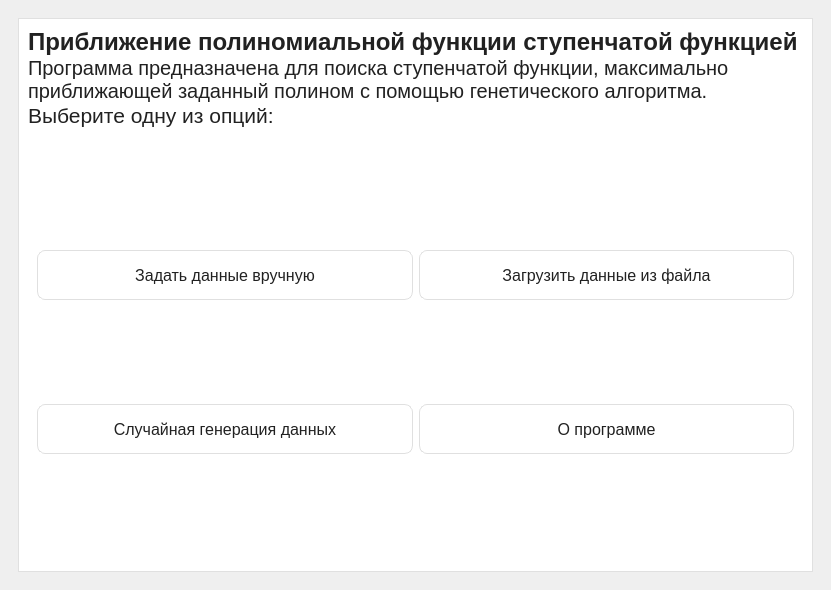
Above: src/GUI/welcome.ui from AlekseyShuvalov/Practice_26 before the change. Below: the same form after it.
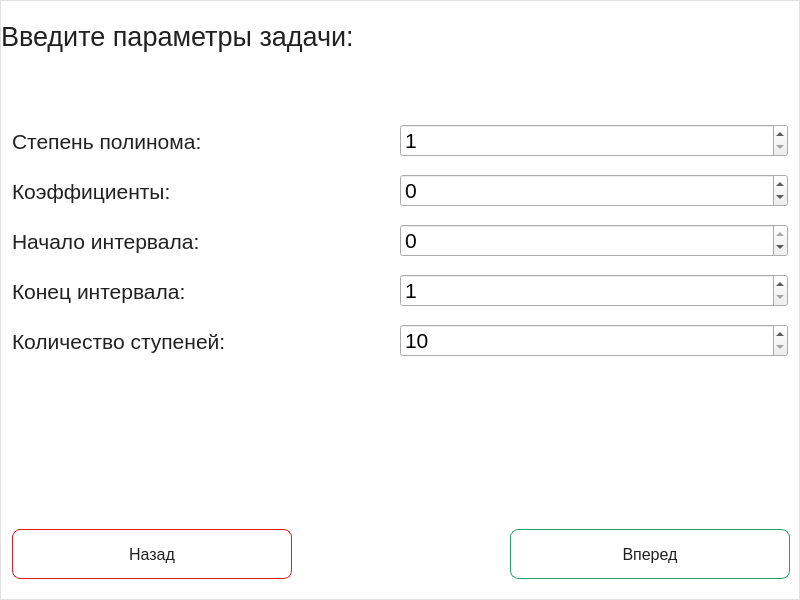
That is the form after the change.

Diff of the .ui file:
```diff
--- a/src/GUI/welcome.ui
+++ b/src/GUI/welcome.ui
@@ -6,21 +6,57 @@
    <rect>
     <x>0</x>
     <y>0</y>
-    <width>831</width>
-    <height>590</height>
+    <width>800</width>
+    <height>600</height>
    </rect>
   </property>
+  <property name="minimumSize">
+   <size>
+    <width>800</width>
+    <height>600</height>
+   </size>
+  </property>
   <property name="windowTitle">
    <string>MainWindow</string>
   </property>
   <widget class="QWidget" name="centralwidget">
-   <layout class="QHBoxLayout" name="horizontalLayout">
+   <layout class="QVBoxLayout" name="verticalLayout_7">
+    <property name="spacing">
+     <number>0</number>
+    </property>
+    <property name="leftMargin">
+     <number>0</number>
+    </property>
+    <property name="topMargin">
+     <number>0</number>
+    </property>
+    <property name="rightMargin">
+     <number>0</number>
+    </property>
+    <property name="bottomMargin">
+     <number>0</number>
+    </property>
     <item>
      <widget class="QStackedWidget" name="stackedWidget">
-      <widget class="QWidget" name="page">
+      <property name="currentIndex">
+       <number>1</number>
+      </property>
+      <widget class="QWidget" name="welcomePage">
        <layout class="QHBoxLayout" name="horizontalLayout_4">
         <item>
          <widget class="QFrame" name="mainCard">
+          <property name="sizePolicy">
+           <sizepolicy hsizetype="Minimum" vsizetype="Minimum">
+            <horstretch>0</horstretch>
+            <verstretch>0</verstretch>
+           </sizepolicy>
+          </property>
+          <property name="minimumSize">
+           <size>
+            <width>800</width>
+            <height>0</height>
+           </size>
+          </property>
           <property name="styleSheet">
            <string notr="true">QFrame#mainCard {
     background-color: #FFFFFF;
@@ -33,14 +69,11 @@
           <property name="frameShadow">
            <enum>QFrame::Shadow::Raised</enum>
           </property>
-          <layout class="QVBoxLayout" name="verticalLayout_4">
+          <layout class="QVBoxLayout" name="verticalLayout_5">
            <item>
-            <layout class="QVBoxLayout" name="verticalLayout_2" stretch="0,0,0">
+            <layout class="QVBoxLayout" name="verticalLayout">
              <property name="spacing">
-              <number>0</number>
-             </property>
-             <property name="sizeConstraint">
-              <enum>QLayout::SizeConstraint::SetMaximumSize</enum>
+              <number>20</number>
              </property>
              <property name="leftMargin">
               <number>0</number>
@@ -48,12 +81,6 @@
              <property name="topMargin">
               <number>0</number>
              </property>
-             <property name="rightMargin">
-              <number>0</number>
-             </property>
-             <property name="bottomMargin">
-              <number>9</number>
-             </property>
              <item>
               <widget class="QLabel" name="titleLabel">
                <property name="sizePolicy">
@@ -82,7 +109,7 @@
                 <string>Приближение полиномиальной функции ступенчатой функцией</string>
                </property>
                <property name="alignment">
-                <set>Qt::AlignmentFlag::AlignJustify|Qt::AlignmentFlag::AlignTop</set>
+                <set>Qt::AlignmentFlag::AlignJustify|Qt::AlignmentFlag::AlignVCenter</set>
                </property>
               </widget>
              </item>
@@ -122,14 +149,14 @@
              <item>
               <widget class="QLabel" name="choiseLabel">
                <property name="sizePolicy">
-                <sizepolicy hsizetype="Preferred" vsizetype="Maximum">
+                <sizepolicy hsizetype="Minimum" vsizetype="Maximum">
                  <horstretch>0</horstretch>
                  <verstretch>0</verstretch>
                 </sizepolicy>
                </property>
                <property name="minimumSize">
                 <size>
-                 <width>773</width>
+                 <width>0</width>
                  <height>0</height>
                 </size>
                </property>
@@ -151,6 +178,21 @@
            </item>
            <item>
             <widget class="QFrame" name="buttonsFrame">
+             <property name="sizePolicy">
+              <sizepolicy hsizetype="Fixed" vsizetype="Fixed">
+               <horstretch>0</horstretch>
+               <verstretch>0</verstretch>
+              </sizepolicy>
+             </property>
+             <property name="minimumSize">
+              <size>
+               <width>780</width>
+               <height>287</height>
+              </size>
+             </property>
+             <property name="toolTipDuration">
+              <number>0</number>
+             </property>
              <property name="styleSheet">
               <string notr="true">QPushButton {
     background-color: #FFFFFF;
@@ -170,79 +212,100 @@
     color: #FFFFFF;
 }</string>
              </property>
-             <layout class="QHBoxLayout" name="horizontalLayout_2">
-              <item>
-               <layout class="QGridLayout" name="gridLayout">
-                <item row="0" column="0">
-                 <widget class="QPushButton" name="startButton">
-                  <property name="enabled">
-                   <bool>true</bool>
-                  </property>
-                  <property name="minimumSize">
-                   <size>
-                    <width>280</width>
-                    <height>50</height>
-                   </size>
-                  </property>
-                  <property name="styleSheet">
-                   <string notr="true"/>
-                  </property>
-                  <property name="text">
-                   <string>Задать данные вручную</string>
-                  </property>
-                 </widget>
-                </item>
-                <item row="0" column="1">
-                 <widget class="QPushButton" name="loadButton">
-                  <property name="minimumSize">
-                   <size>
-                    <width>280</width>
-                    <height>50</height>
-                   </size>
-                  </property>
-                  <property name="styleSheet">
-                   <string notr="true"/>
-                  </property>
-                  <property name="text">
-                   <string>Загрузить данные из файла</string>
-                  </property>
-                 </widget>
-                </item>
-                <item row="1" column="0">
-                 <widget class="QPushButton" name="randomButton">
-                  <property name="minimumSize">
-                   <size>
-                    <width>280</width>
-                    <height>50</height>
-                   </size>
-                  </property>
-                  <property name="styleSheet">
-                   <string notr="true"/>
-                  </property>
-                  <property name="text">
-                   <string>Случайная генерация данных</string>
-                  </property>
-                 </widget>
-                </item>
-                <item row="1" column="1">
-                 <widget class="QPushButton" name="aboutButton">
-                  <property name="minimumSize">
-                   <size>
-                    <width>280</width>
-                    <height>50</height>
-                   </size>
-                  </property>
-                  <property name="styleSheet">
-                   <string notr="true"/>
-                  </property>
-                  <property name="text">
-                   <string>О программе</string>
-                  </property>
-                 </widget>
-                </item>
-               </layout>
-              </item>
-             </layout>
+             <widget class="QWidget" name="layoutWidget">
+              <property name="geometry">
+               <rect>
+                <x>10</x>
+                <y>30</y>
+                <width>751</width>
+                <height>241</height>
+               </rect>
+              </property>
+              <layout class="QGridLayout" name="gridLayout">
+               <property name="horizontalSpacing">
+                <number>35</number>
+               </property>
+               <property name="verticalSpacing">
+                <number>0</number>
+               </property>
+               <item row="2" column="0">
+                <widget class="QPushButton" name="randomButton">
+                 <property name="minimumSize">
+                  <size>
+                   <width>280</width>
+                   <height>50</height>
+                  </size>
+                 </property>
+                 <property name="styleSheet">
+                  <string notr="true"/>
+                 </property>
+                 <property name="text">
+                  <string>Случайная генерация данных</string>
+                 </property>
+                </widget>
+               </item>
+               <item row="0" column="0">
+                <widget class="QPushButton" name="startButton">
+                 <property name="enabled">
+                  <bool>true</bool>
+                 </property>
+                 <property name="minimumSize">
+                  <size>
+                   <width>280</width>
+                   <height>50</height>
+                  </size>
+                 </property>
+                 <property name="styleSheet">
+                  <string notr="true"/>
+                 </property>
+                 <property name="text">
+                  <string>Задать данные вручную</string>
+                 </property>
+                </widget>
+               </item>
+               <item row="0" column="1">
+                <widget class="QPushButton" name="loadButton">
+                 <property name="minimumSize">
+                  <size>
+                   <width>280</width>
+                   <height>50</height>
+                  </size>
+                 </property>
+                 <property name="styleSheet">
+                  <string notr="true"/>
+                 </property>
+                 <property name="text">
+                  <string>Загрузить данные из файла</string>
+                 </property>
+                </widget>
+               </item>
+               <item row="2" column="1">
+                <widget class="QPushButton" name="aboutButton">
+                 <property name="sizePolicy">
+                  <sizepolicy hsizetype="Minimum" vsizetype="Fixed">
+                   <horstretch>0</horstretch>
+                   <verstretch>0</verstretch>
+                  </sizepolicy>
+                 </property>
+                 <property name="minimumSize">
+                  <size>
+                   <width>280</width>
+                   <height>50</height>
+                  </size>
+                 </property>
+                 <property name="toolTipDuration">
+                  <number>0</number>
+                 </property>
+                 <property name="styleSheet">
+                  <string notr="true"/>
+                 </property>
+                 <property name="text">
+                  <string>О программе</string>
+                 </property>
+                </widget>
+               </item>
+              </layout>
+             </widget>
             </widget>
            </item>
           </layout>
@@ -250,7 +313,495 @@
         </item>
        </layout>
       </widget>
-      <widget class="QWidget" name="page_2"/>
+      <widget class="QWidget" name="startPage">
+       <layout class="QVBoxLayout" name="verticalLayout_4">
+        <property name="spacing">
+         <number>0</number>
+        </property>
+        <property name="leftMargin">
+         <number>0</number>
+        </property>
+        <property name="topMargin">
+         <number>0</number>
+        </property>
+        <property name="rightMargin">
+         <number>0</number>
+        </property>
+        <property name="bottomMargin">
+         <number>0</number>
+        </property>
+        <item>
+         <widget class="QFrame" name="inputCard">
+          <property name="styleSheet">
+           <string notr="true">QFrame#inputCard {
+    background-color: #FFFFFF;
+    border: 1px solid #E0E0E0;
+}</string>
+          </property>
+          <property name="frameShape">
+           <enum>QFrame::Shape::StyledPanel</enum>
+          </property>
+          <property name="frameShadow">
+           <enum>QFrame::Shadow::Raised</enum>
+          </property>
+          <layout class="QVBoxLayout" name="verticalLayout_6">
+           <property name="spacing">
+            <number>0</number>
+           </property>
+           <property name="leftMargin">
+            <number>0</number>
+           </property>
+           <property name="topMargin">
+            <number>0</number>
+           </property>
+           <property name="rightMargin">
+            <number>0</number>
+           </property>
+           <property name="bottomMargin">
+            <number>0</number>
+           </property>
+           <item>
+            <layout class="QVBoxLayout" name="verticalLayout_2">
+             <property name="spacing">
+              <number>0</number>
+             </property>
+             <item>
+              <layout class="QVBoxLayout" name="verticalLayout_3" stretch="0">
+               <property name="spacing">
+                <number>0</number>
+               </property>
+               <property name="topMargin">
+                <number>0</number>
+               </property>
+               <property name="rightMargin">
+                <number>0</number>
+               </property>
+               <property name="bottomMargin">
+                <number>0</number>
+               </property>
+               <item>
+                <widget class="QLabel" name="descriptionParamLabel">
+                 <property name="sizePolicy">
+                  <sizepolicy hsizetype="Preferred" vsizetype="Maximum">
+                   <horstretch>0</horstretch>
+                   <verstretch>0</verstretch>
+                  </sizepolicy>
+                 </property>
+                 <property name="minimumSize">
+                  <size>
+                   <width>0</width>
+                   <height>70</height>
+                  </size>
+                 </property>
+                 <property name="font">
+                  <font>
+                   <pointsize>20</pointsize>
+                   <bold>false</bold>
+                  </font>
+                 </property>
+                 <property name="styleSheet">
+                  <string notr="true">color: #212121;
+</string>
+                 </property>
+                 <property name="text">
+                  <string>Введите параметры задачи:</string>
+                 </property>
+                 <property name="alignment">
+                  <set>Qt::AlignmentFlag::AlignJustify|Qt::AlignmentFlag::AlignVCenter</set>
+                 </property>
+                 <property name="margin">
+                  <number>11</number>
+                 </property>
+                </widget>
+               </item>
+              </layout>
+             </item>
+             <item>
+              <spacer name="verticalSpacer">
+               <property name="orientation">
+                <enum>Qt::Orientation::Vertical</enum>
+               </property>
+               <property name="sizeType">
+                <enum>QSizePolicy::Policy::Fixed</enum>
+               </property>
+               <property name="sizeHint" stdset="0">
+                <size>
+                 <width>20</width>
+                 <height>45</height>
+                </size>
+               </property>
+              </spacer>
+             </item>
+             <item>
+              <layout class="QGridLayout" name="gridLayout_2">
+               <property name="leftMargin">
+                <number>11</number>
+               </property>
+               <property name="rightMargin">
+                <number>11</number>
+               </property>
+               <property name="spacing">
+                <number>0</number>
+               </property>
+               <item row="2" column="0">
+                <widget class="QLabel" name="beginnigIntLabel">
+                 <property name="sizePolicy">
+                  <sizepolicy hsizetype="Preferred" vsizetype="Maximum">
+                   <horstretch>0</horstretch>
+                   <verstretch>0</verstretch>
+                  </sizepolicy>
+                 </property>
+                 <property name="minimumSize">
+                  <size>
+                   <width>0</width>
+                   <height>50</height>
+                  </size>
+                 </property>
+                 <property name="font">
+                  <font>
+                   <pointsize>16</pointsize>
+                   <bold>false</bold>
+                  </font>
+                 </property>
+                 <property name="styleSheet">
+                  <string notr="true">color: #212121;
+</string>
+                 </property>
+                 <property name="text">
+                  <string>Начало интервала:</string>
+                 </property>
+                 <property name="alignment">
+                  <set>Qt::AlignmentFlag::AlignJustify|Qt::AlignmentFlag::AlignVCenter</set>
+                 </property>
+                </widget>
+               </item>
+               <item row="4" column="1">
+                <widget class="QSpinBox" name="stepsSpinBox">
+                 <property name="font">
+                  <font>
+                   <pointsize>16</pointsize>
+                   <bold>false</bold>
+                  </font>
+                 </property>
+                 <property name="minimum">
+                  <number>10</number>
+                 </property>
+                 <property name="maximum">
+                  <number>35</number>
+                 </property>
+                </widget>
+               </item>
+               <item row="2" column="1">
+                <widget class="QSpinBox" name="beginnigIntSpinBox">
+                 <property name="font">
+                  <font>
+                   <pointsize>16</pointsize>
+                   <bold>false</bold>
+                  </font>
+                 </property>
+                 <property name="minimum">
+                  <number>-10</number>
+                 </property>
+                 <property name="maximum">
+                  <number>0</number>
+                 </property>
+                </widget>
+               </item>
+               <item row="3" column="1">
+                <widget class="QSpinBox" name="endIntSpinBox">
+                 <property name="font">
+                  <font>
+                   <pointsize>16</pointsize>
+                   <bold>false</bold>
+                  </font>
+                 </property>
+                 <property name="minimum">
+                  <number>1</number>
+                 </property>
+                 <property name="maximum">
+                  <number>10</number>
+                 </property>
+                </widget>
+               </item>
+               <item row="3" column="0">
+                <widget class="QLabel" name="endIntLabel">
+                 <property name="sizePolicy">
+                  <sizepolicy hsizetype="Preferred" vsizetype="Maximum">
+                   <horstretch>0</horstretch>
+                   <verstretch>0</verstretch>
+                  </sizepolicy>
+                 </property>
+                 <property name="minimumSize">
+                  <size>
+                   <width>0</width>
+                   <height>50</height>
+                  </size>
+                 </property>
+                 <property name="font">
+                  <font>
+                   <pointsize>16</pointsize>
+                   <bold>false</bold>
+                  </font>
+                 </property>
+                 <property name="styleSheet">
+                  <string notr="true">color: #212121;
+</string>
+                 </property>
+                 <property name="text">
+                  <string>Конец интервала:</string>
+                 </property>
+                 <property name="alignment">
+                  <set>Qt::AlignmentFlag::AlignJustify|Qt::AlignmentFlag::AlignVCenter</set>
+                 </property>
+                </widget>
+               </item>
+               <item row="1" column="1">
+                <widget class="QSpinBox" name="coefSpinBox">
+                 <property name="font">
+                  <font>
+                   <pointsize>16</pointsize>
+                   <bold>false</bold>
+                  </font>
+                 </property>
+                 <property name="minimum">
+                  <number>-5</number>
+                 </property>
+                 <property name="maximum">
+                  <number>5</number>
+                 </property>
+                </widget>
+               </item>
+               <item row="0" column="1">
+                <widget class="QSpinBox" name="degSpinBox">
+                 <property name="font">
+                  <font>
+                   <pointsize>16</pointsize>
+                   <bold>false</bold>
+                  </font>
+                 </property>
+                 <property name="minimum">
+                  <number>1</number>
+                 </property>
+                 <property name="maximum">
+                  <number>8</number>
+                 </property>
+                </widget>
+               </item>
+               <item row="4" column="0">
+                <widget class="QLabel" name="stepsLabel">
+                 <property name="sizePolicy">
+                  <sizepolicy hsizetype="Preferred" vsizetype="Maximum">
+                   <horstretch>0</horstretch>
+                   <verstretch>0</verstretch>
+                  </sizepolicy>
+                 </property>
+                 <property name="minimumSize">
+                  <size>
+                   <width>0</width>
+                   <height>50</height>
+                  </size>
+                 </property>
+                 <property name="font">
+                  <font>
+                   <pointsize>16</pointsize>
+                   <bold>false</bold>
+                  </font>
+                 </property>
+                 <property name="styleSheet">
+                  <string notr="true">color: #212121;
+</string>
+                 </property>
+                 <property name="text">
+                  <string>Количество ступеней:</string>
+                 </property>
+                 <property name="alignment">
+                  <set>Qt::AlignmentFlag::AlignJustify|Qt::AlignmentFlag::AlignVCenter</set>
+                 </property>
+                </widget>
+               </item>
+               <item row="0" column="0">
+                <widget class="QLabel" name="degLabel_">
+                 <property name="sizePolicy">
+                  <sizepolicy hsizetype="Preferred" vsizetype="Maximum">
+                   <horstretch>0</horstretch>
+                   <verstretch>0</verstretch>
+                  </sizepolicy>
+                 </property>
+                 <property name="minimumSize">
+                  <size>
+                   <width>0</width>
+                   <height>50</height>
+                  </size>
+                 </property>
+                 <property name="font">
+                  <font>
+                   <pointsize>16</pointsize>
+                   <bold>false</bold>
+                  </font>
+                 </property>
+                 <property name="styleSheet">
+                  <string notr="true">color: #212121;
+</string>
+                 </property>
+                 <property name="text">
+                  <string>Степень полинома:</string>
+                 </property>
+                 <property name="alignment">
+                  <set>Qt::AlignmentFlag::AlignJustify|Qt::AlignmentFlag::AlignVCenter</set>
+                 </property>
+                </widget>
+               </item>
+               <item row="1" column="0">
+                <widget class="QLabel" name="coefLabel">
+                 <property name="sizePolicy">
+                  <sizepolicy hsizetype="Preferred" vsizetype="Maximum">
+                   <horstretch>0</horstretch>
+                   <verstretch>0</verstretch>
+                  </sizepolicy>
+                 </property>
+                 <property name="minimumSize">
+                  <size>
+                   <width>0</width>
+                   <height>50</height>
+                  </size>
+                 </property>
+                 <property name="font">
+                  <font>
+                   <pointsize>16</pointsize>
+                   <bold>false</bold>
+                  </font>
+                 </property>
+                 <property name="styleSheet">
+                  <string notr="true">color: #212121;
+</string>
+                 </property>
+                 <property name="text">
+                  <string>Коэффициенты:</string>
+                 </property>
+                 <property name="alignment">
+                  <set>Qt::AlignmentFlag::AlignJustify|Qt::AlignmentFlag::AlignVCenter</set>
+                 </property>
+                </widget>
+               </item>
+              </layout>
+             </item>
+             <item>
+              <spacer name="verticalSpacer_2">
+               <property name="orientation">
+                <enum>Qt::Orientation::Vertical</enum>
+               </property>
+               <property name="sizeHint" stdset="0">
+                <size>
+                 <width>20</width>
+                 <height>40</height>
+                </size>
+               </property>
+              </spacer>
+             </item>
+             <item>
+              <layout class="QHBoxLayout" name="horizontalLayout_2">
+               <property name="spacing">
+                <number>230</number>
+               </property>
+               <property name="leftMargin">
+                <number>11</number>
+               </property>
+               <property name="rightMargin">
+                <number>22</number>
+               </property>
+               <property name="bottomMargin">
+                <number>20</number>
+               </property>
+               <item>
+                <widget class="QPushButton" name="backButton_1">
+                 <property name="enabled">
+                  <bool>true</bool>
+                 </property>
+                 <property name="sizePolicy">
+                  <sizepolicy hsizetype="Minimum" vsizetype="Fixed">
+                   <horstretch>0</horstretch>
+                   <verstretch>0</verstretch>
+                  </sizepolicy>
+                 </property>
+                 <property name="minimumSize">
+                  <size>
+                   <width>280</width>
+                   <height>50</height>
+                  </size>
+                 </property>
+                 <property name="styleSheet">
+                  <string notr="true">QPushButton {
+    background-color: #FFFFFF;
+    border: 1px solid rgb(224, 27, 36);
+    border-radius: 8px;
+    color: #212121;
+    font-family: &quot;Segoe UI&quot;;
+    font-size: 12pt;
+}
+QPushButton:hover {
+    background-color: rgb(255, 176, 176);
+    border: 1px solid rgb(224, 27, 36);
+    color: rgb(224, 27, 36);
+}
+QPushButton:pressed {
+    background-color: rgb(224, 27, 36);
+    color: #FFFFFF;
+}</string>
+                 </property>
+                 <property name="text">
+                  <string>Назад</string>
+                 </property>
+                </widget>
+               </item>
+               <item>
+                <widget class="QPushButton" name="nextButton_1">
+                 <property name="sizePolicy">
+                  <sizepolicy hsizetype="Minimum" vsizetype="Fixed">
+                   <horstretch>0</horstretch>
+                   <verstretch>0</verstretch>
+                  </sizepolicy>
+                 </property>
+                 <property name="minimumSize">
+                  <size>
+                   <width>280</width>
+                   <height>50</height>
+                  </size>
+                 </property>
+                 <property name="styleSheet">
+                  <string notr="true">QPushButton {
+    background-color: #FFFFFF;
+    border: 1px solid rgb(38, 162, 105);
+    border-radius: 8px;
+    color: #212121;
+    font-family: &quot;Segoe UI&quot;;
+    font-size: 12pt;
+}
+QPushButton:hover {
+    background-color:rgb(206, 255, 232);
+    border: 1px solid rgb(38, 162, 105);
+    color: rgb(38, 162, 105);
+}
+QPushButton:pressed {
+    background-color: rgb(38, 162, 105);
+    color: #FFFFFF;
+}</string>
+                 </property>
+                 <property name="text">
+                  <string>Вперед</string>
+                 </property>
+                </widget>
+               </item>
+              </layout>
+             </item>
+            </layout>
+           </item>
+          </layout>
+         </widget>
+        </item>
+       </layout>
+      </widget>
+      <widget class="QWidget" name="aboutPage"/>
+      <widget class="QWidget" name="algoritmPage"/>
      </widget>
     </item>
    </layout>
```
Left out of the diff: 17 changed lines with no effect on the pictures.
